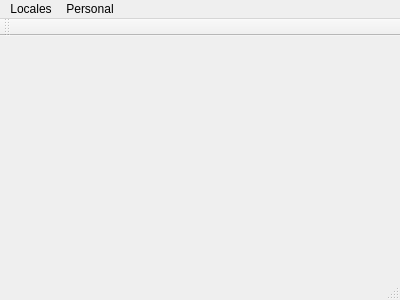
First picture: the form in PA_Final/mainwindow.ui, repository VictorSanchezS/Paradigmas-de-Programacion, before the edit.
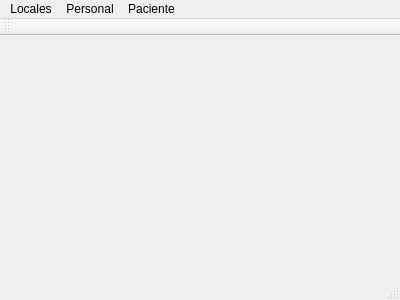
Second picture: the form after the edit.

What changed in the file:
```diff
--- a/PA_Final/mainwindow.ui
+++ b/PA_Final/mainwindow.ui
@@ -36,8 +36,15 @@
     <addaction name="actionAdministrar_Enfermeras"/>
     <addaction name="actionAdministrar_Doctores"/>
    </widget>
+   <widget class="QMenu" name="menuPaciente">
+    <property name="title">
+     <string>Paciente</string>
+    </property>
+    <addaction name="actionAdministrar_Pacientes"/>
+   </widget>
    <addaction name="menuLocales"/>
    <addaction name="menuPersonal"/>
+   <addaction name="menuPaciente"/>
   </widget>
   <widget class="QToolBar" name="mainToolBar">
    <attribute name="toolBarArea">
```
Left out of the diff: 5 changed lines with no effect on the pictures.
